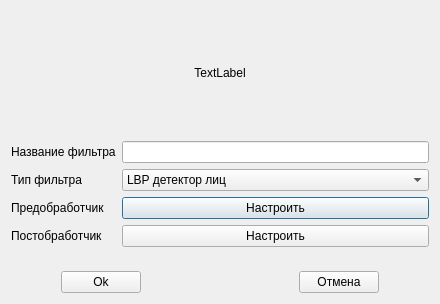
ptaxom/CurseWork, file Detectors/DetectorControllerForm/dcontroller.ui: the form before one commit.
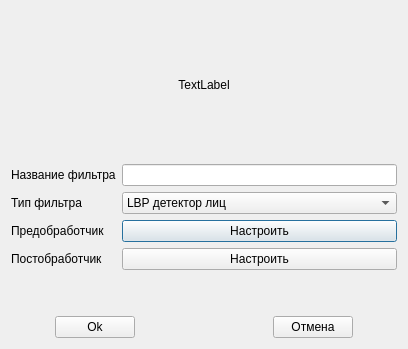
The form after the commit.

```diff
--- a/Detectors/DetectorControllerForm/dcontroller.ui
+++ b/Detectors/DetectorControllerForm/dcontroller.ui
@@ -6,20 +6,20 @@
    <rect>
     <x>0</x>
     <y>0</y>
-    <width>440</width>
-    <height>304</height>
+    <width>408</width>
+    <height>349</height>
    </rect>
   </property>
   <property name="minimumSize">
    <size>
     <width>340</width>
-    <height>0</height>
+    <height>250</height>
    </size>
   </property>
   <property name="maximumSize">
    <size>
     <width>440</width>
-    <height>16777215</height>
+    <height>450</height>
    </size>
   </property>
   <property name="windowTitle">
```
Left out of the diff: 5 changed lines with no effect on the pictures.
